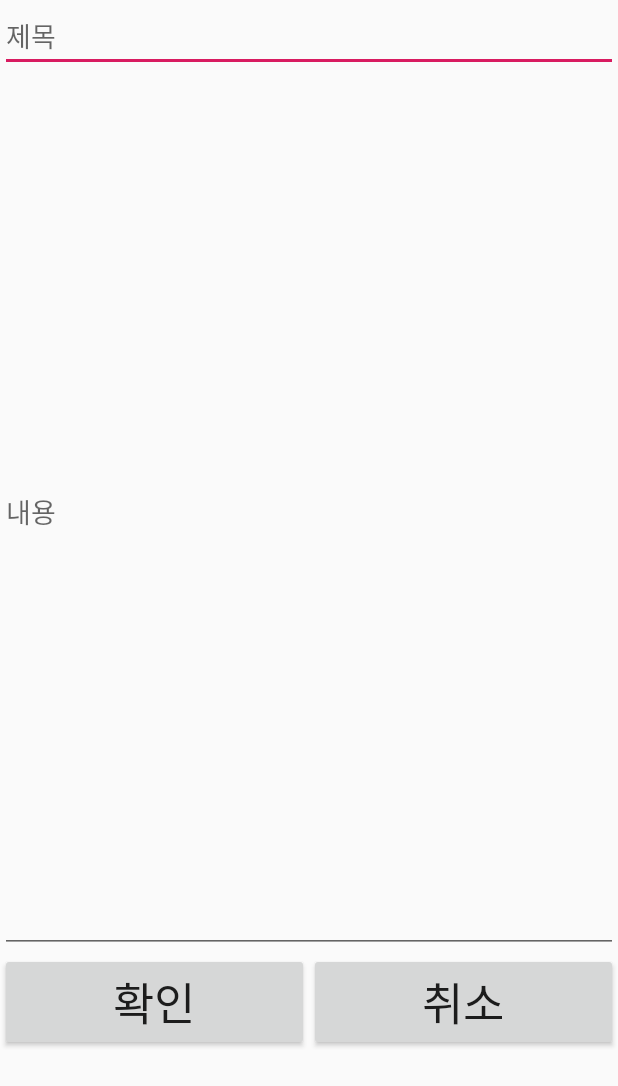
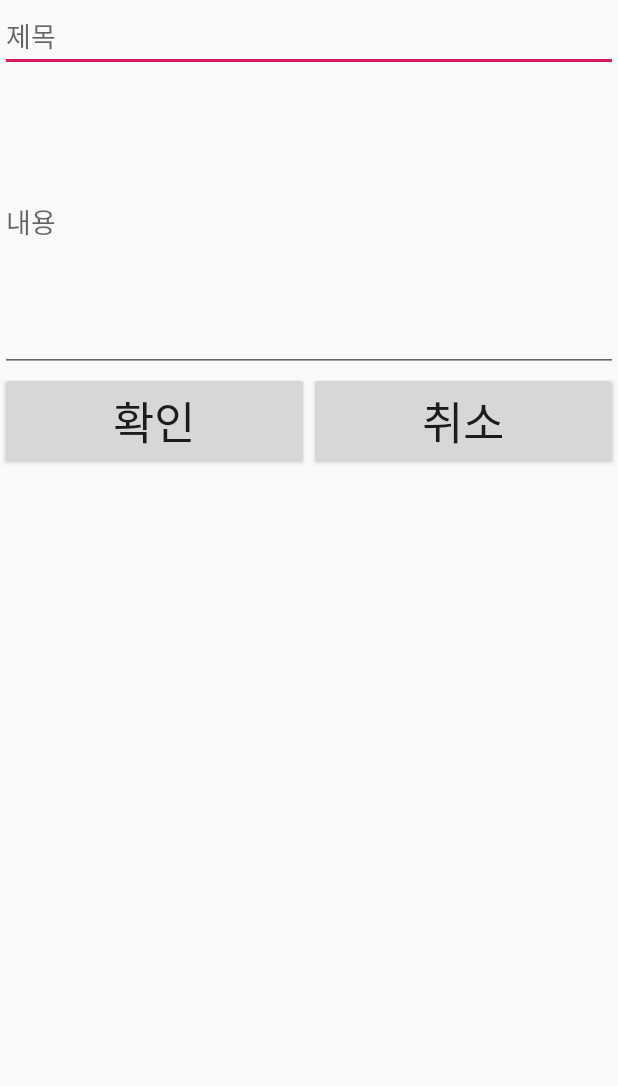
Before and after one commit to devsungmin/Mobile-SW-Project, an Android app: the WriteActivity screen opened directly, with no data from a screen before it, on a phone screen of 412 x 824 dp. Shown: the top 1086 px of the screen. Run offline under Robolectric (Android 15) with nearby library versions, the phone set to English and light mode, and no system bars; our stand-ins replace Firebase (no records; nobody signed in at launch, a user with empty details on screens opened directly).

Commit message:
구형 기기에서 버튼이 안보이는 부분 수정

```diff
--- a/Example/shelter/app/src/main/res/layout/activity_write.xml
+++ b/Example/shelter/app/src/main/res/layout/activity_write.xml
@@ -3,8 +3,7 @@
     xmlns:app="http://schemas.android.com/apk/res-auto"
     xmlns:tools="http://schemas.android.com/tools"
     android:layout_width="match_parent"
-    android:layout_height="match_parent"
-    tools:context=".WriteActivity">
+    android:layout_height="match_parent">
 
 
     <RelativeLayout
@@ -29,7 +28,7 @@
             <EditText
                 android:id="@+id/content"
                 android:layout_width="match_parent"
-                android:layout_height="587dp"
+                android:layout_height="200dp"
                 android:ems="10"
                 android:hint="내용"
                 android:inputType="textPersonName"/>
--- a/Example/shelter/build.gradle
+++ b/Example/shelter/build.gradle
@@ -7,7 +7,7 @@ buildscript {
 
     }
     dependencies {
-        classpath 'com.android.tools.build:gradle:3.5.1'
+        classpath 'com.android.tools.build:gradle:3.5.2'
         classpath 'com.google.gms:google-services:4.3.2'
 
         // NOTE: Do not place your application dependencies here; they belong
```
